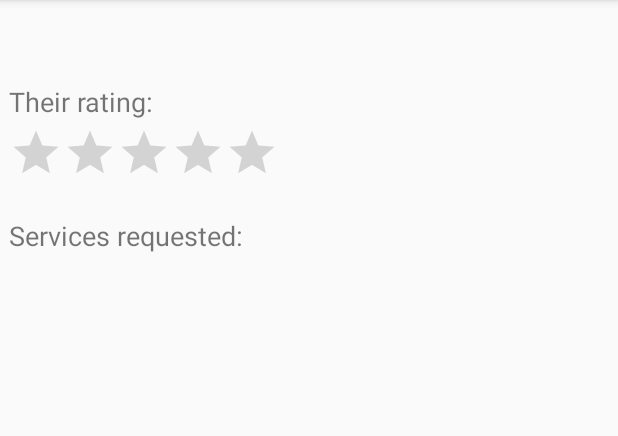
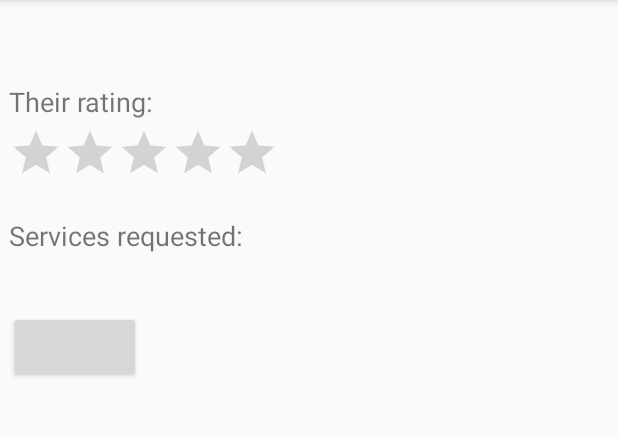
Before and after one commit to vpuri94/GroomZoom, an Android app: the AppointmentDetailsActivity screen opened directly, with no data from a screen before it, on a phone screen of 412 x 824 dp, the part 84-520 px from its top. Run offline under Robolectric (Android 15) with nearby library versions, the light colour scheme and no system bars; libraries missing offline, so code that uses them is left out: com.parse, org.parceler; pictures from the network do not load; 11 statements that could not run were skipped.

Commit message:
messaging feature to open up sms ability

```diff
--- a/app/src/main/AndroidManifest.xml
+++ b/app/src/main/AndroidManifest.xml
@@ -11,6 +11,7 @@
     <uses-permission android:name="android.permission.ACCESS_NETWORK_STATE" />
     <uses-permission android:name="android.permission.CAMERA" />
     <uses-permission android:name="android.permission.WRITE_EXTERNAL_STORAGE" />
+    <uses-permission android:name="android.permission.SEND_SMS"/>
 
     <uses-feature android:name="android.hardware.camera2.full" />
 
--- a/app/src/main/java/com/example/groomzoom/AppointmentDetailsActivity.java
+++ b/app/src/main/java/com/example/groomzoom/AppointmentDetailsActivity.java
@@ -1,8 +1,13 @@
 package com.example.groomzoom;
 
+import android.content.Intent;
+import android.net.Uri;
 import android.os.Bundle;
+import android.util.Log;
 import android.view.MotionEvent;
 import android.view.ScaleGestureDetector;
+import android.view.View;
+import android.widget.Button;
 import android.widget.ImageView;
 import android.widget.RatingBar;
 import android.widget.TextView;
@@ -29,6 +34,7 @@ public class AppointmentDetailsActivity extends AppCompatActivity {
     TextView tvPrice;
     TextView tvServicesList;
     String barberKey = "barber";
+    Button phoneButton;
     private ScaleGestureDetector mScaleGestureDetector;
     private float mScaleFactor = 1.0f;
 
@@ -63,6 +69,7 @@ public class AppointmentDetailsActivity extends AppCompatActivity {
         appointment = (Appointments) Parcels.unwrap(getIntent().getParcelableExtra(Appointments.class.getSimpleName()));
         // set appointment name and price and date
         isBarber = ParseUser.getCurrentUser().getBoolean(barberKey);
+        phoneButton = (Button) findViewById(R.id.btnPhone);
 
         // display message with other user, casing on if barber or not
         if(isBarber) {
@@ -83,10 +90,27 @@ public class AppointmentDetailsActivity extends AppCompatActivity {
         tvPrice.setText(priceMsg + appointment.getPrice());
         tvDate.setText(dateMsg + appointment.getDate()[0] + " @ " + appointment.getDate()[1]);
         ParseFile image;
-        if(isBarber)
+        if(isBarber) {
             image = appointment.getProfilePic();
-        else
+            phoneButton.setVisibility(View.GONE);
+        }
+        else {
             image = appointment.getBarberProfilePic();
+            phoneButton.setText(String.valueOf(appointment.getNumber("phoneNum")));
+            final String smsNumber  = "smsto:" + phoneButton.getText().toString();
+            phoneButton.setOnClickListener(new View.OnClickListener() {
+                @Override
+                public void onClick(View view) {
+                    Intent smsIntent = new Intent(Intent.ACTION_SENDTO);
+                    smsIntent.setData(Uri.parse(smsNumber));
+                    if (smsIntent.resolveActivity(getPackageManager()) != null) {
+                        startActivity(smsIntent);
+                    } else {
+                        Log.e("TAG", "Can't resolve app for ACTION_SENDTO Intent.");
+                    }
+                }
+            });
+        }
         if (image != null) {
             Glide.with(getApplicationContext()).load(image.getUrl()).into(ivProfilepic);
         }
--- a/app/src/main/res/layout/activity_appointment_details.xml
+++ b/app/src/main/res/layout/activity_appointment_details.xml
@@ -83,4 +83,13 @@
         tools:layout_editor_absoluteX="0dp"
         tools:text="Haircut" />
 
+    <Button
+        android:id="@+id/btnPhone"
+        android:layout_width="wrap_content"
+        android:layout_height="wrap_content"
+        android:layout_marginTop="16dp"
+        app:layout_constraintTop_toBottomOf="@+id/tvServicesList"
+        tools:layout_editor_absoluteX="0dp"
+        tools:text="5713838048" />
+
 </androidx.constraintlayout.widget.ConstraintLayout>
```
